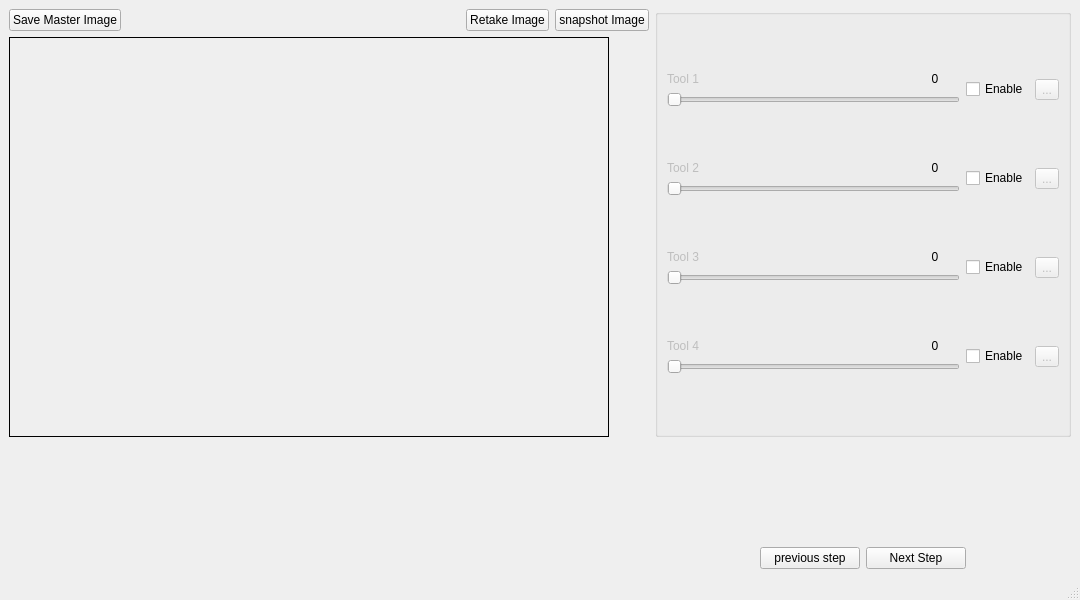
Above: GUI/setupWindow.ui from sofiene44/Vision-Sensor before the change. Below: the same form after it.
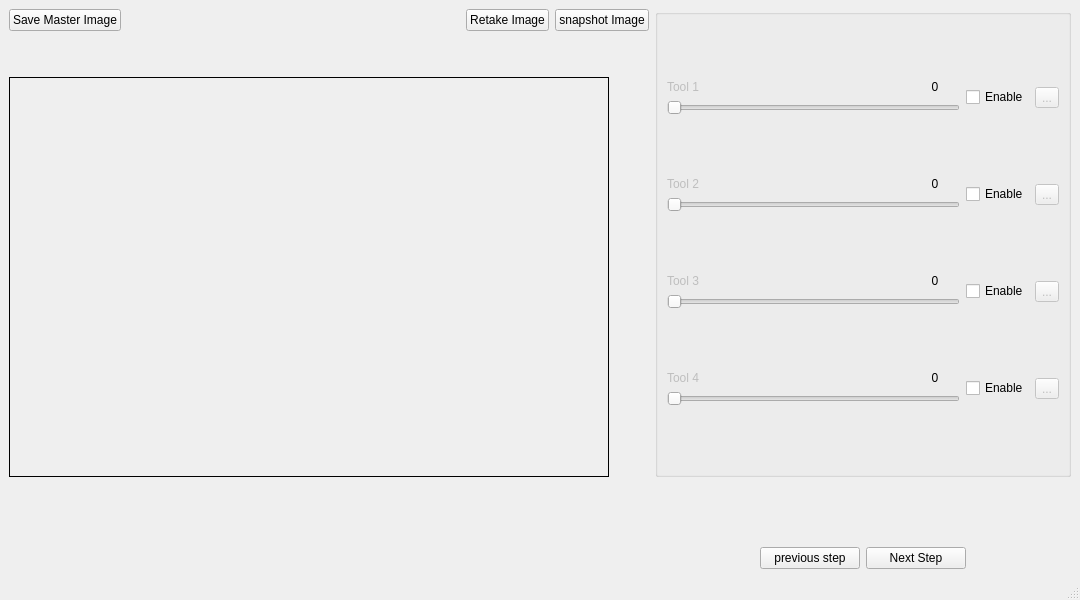
That is the form after the change. Icons and pictures are not drawn.

Patch:
```diff
--- a/GUI/setupWindow.ui
+++ b/GUI/setupWindow.ui
@@ -30,6 +30,21 @@
     <item row="1" column="0">
      <layout class="QHBoxLayout" name="horizontalLayout_3">
       <item>
+       <layout class="QVBoxLayout" name="verticalLayout">
+        <item>
+         <spacer name="verticalSpacer_4">
+          <property name="orientation">
+           <enum>Qt::Vertical</enum>
+          </property>
+          <property name="sizeHint" stdset="0">
+           <size>
+            <width>20</width>
+            <height>40</height>
+           </size>
+          </property>
+         </spacer>
+        </item>
+        <item>
        <widget class="QLabel" name="ImagePreview">
         <property name="minimumSize">
          <size>
@@ -37,6 +52,12 @@
           <height>400</height>
          </size>
         </property>
+          <property name="maximumSize">
+           <size>
+            <width>16777215</width>
+            <height>16777215</height>
+           </size>
+          </property>
         <property name="baseSize">
          <size>
           <width>600</width>
@@ -78,6 +99,8 @@
         </property>
        </widget>
       </item>
+       </layout>
+      </item>
       <item>
        <spacer name="horizontalSpacer_2">
         <property name="orientation">
```
Left out of the diff: 32 changed lines with no effect on the pictures. Lines whose indentation alone changed are shown as unchanged.
